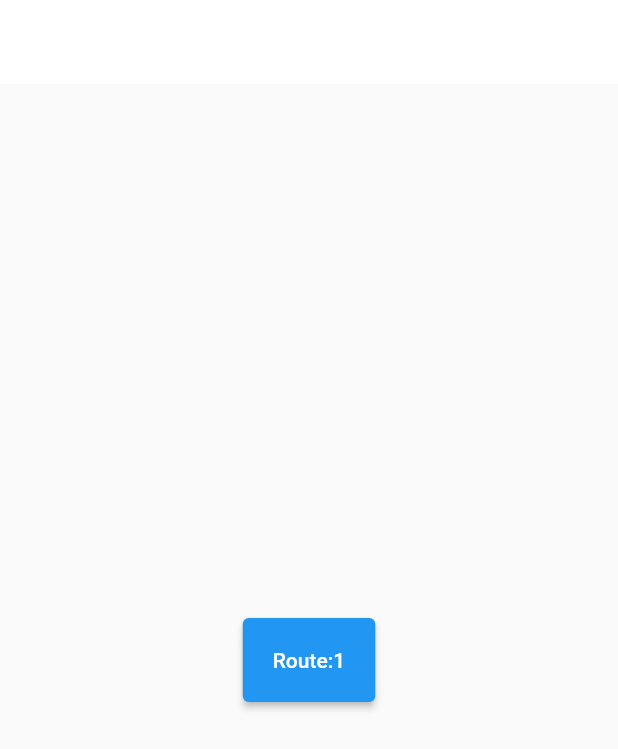
After one commit to aditya-harsh11/Bus-Tracking-App, a Flutter app: the screen it shows after launch, after a tap on "Student", on a phone screen of 412 x 824 dp. The commit adds this screen. Shown: the top 749 px of the screen. Run offline on Flutter 3.47's test engine with Material 2 defaults, Android fonts, the phone set to English and light mode, and no system bars; our stand-ins replace cloud_firestore, firebase_auth, firebase_core, flutter_svg, google_maps_flutter, location and 1 more; missing offline and left inert: flutter_polyline_points; accounts and stored records are empty; network calls fail.

Commit message:
fix student view

```diff
--- /dev/null
+++ b/lib/Studentselect.dart
@@ -0,0 +1,29 @@
+import 'package:flutter/material.dart';
+import 'package:google_mao/TeacherLocationSharing.dart';
+import 'package:cloud_firestore/cloud_firestore.dart';
+
+class studentselect extends StatelessWidget {
+  late DocumentSnapshot snapshot;
+  bool flagForinsideRouteScreenFound = false;
+
+  studentselect({super.key});
+  @override
+  Widget build(BuildContext context) => Scaffold(
+      appBar: AppBar(
+        title: const Text("Selection Page"),
+        centerTitle: true,
+      ),
+      body: Center(
+          child: ElevatedButton(
+              style:
+                  ElevatedButton.styleFrom(padding: const EdgeInsets.all(20)),
+              child: const Text("Route:1"),
+              onPressed: () {
+                Navigator.push(
+                  context,
+                  MaterialPageRoute(
+                      builder: (context) =>
+                          const /*change this to student view*/ TeacherLocationSharing()),
+                );
+              })));
+}
--- a/lib/TeacherLocationSharing.dart
+++ b/lib/TeacherLocationSharing.dart
@@ -44,11 +44,6 @@ class TeacherLocationSharingOveride extends State<TeacherLocationSharing> {
                 _stopListening();
               },
               child: const Text('Stop Live Sharing')),
-          TextButton(
-              onPressed: () {
-                _getLocation();
-              },
-              child: const Text('Send Current Location')),
           Expanded(
               child: StreamBuilder(
             stream:
--- a/lib/landingPage.dart
+++ b/lib/landingPage.dart
@@ -1,8 +1,9 @@
 import 'package:flutter/material.dart';
+import 'package:google_mao/Studentselect.dart';
 import 'package:google_mao/TeacherLogin.dart';
 
-class landingPage extends StatelessWidget {
-  const landingPage({super.key});
+class LandingPage extends StatelessWidget {
+  const LandingPage({Key? key}) : super(key: key);
 
   @override
   Widget build(BuildContext context) => Scaffold(
@@ -11,14 +12,34 @@ class landingPage extends StatelessWidget {
           centerTitle: true,
         ),
         body: Center(
-        child: ElevatedButton(
-            style: ElevatedButton.styleFrom(padding: const EdgeInsets.all(20)),
+          child: Column(
+            mainAxisAlignment: MainAxisAlignment.center,
+            children: [
+              ElevatedButton(
+                style:
+                    ElevatedButton.styleFrom(padding: const EdgeInsets.all(20)),
                 child: const Text("Teacher"),
                 onPressed: () {
                   Navigator.push(
                     context,
                     MaterialPageRoute(builder: (context) => TeacherLogin()),
                   );
-            }),
-      ));
+                },
+              ),
+              const SizedBox(height: 20),
+              ElevatedButton(
+                style:
+                    ElevatedButton.styleFrom(padding: const EdgeInsets.all(20)),
+                child: const Text("Student"),
+                onPressed: () {
+                  Navigator.push(
+                    context,
+                    MaterialPageRoute(builder: (context) => studentselect()),
+                  );
+                },
+              ),
+            ],
+          ),
+        ),
+      );
 }
--- a/lib/main.dart
+++ b/lib/main.dart
@@ -23,7 +23,7 @@ class MyApp extends StatelessWidget {
           elevation: 0,
         ),
       ),
-      home: const landingPage(),
+      home: const LandingPage(),
     );
   }
 }
```
Also changed, not shown: lib/TeacherLogin.dart (+2 -8 lines), lib/studentview.dart (added, +170 -0 lines). Lines whose indentation alone changed are shown as unchanged.
